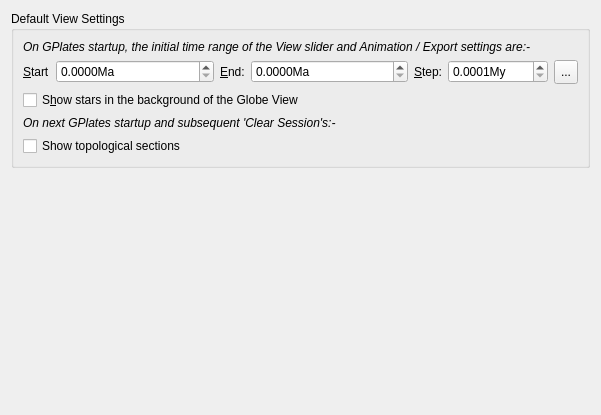
Old version of the form src/qt-widgets/PreferencesPaneViewUi.ui in the repository GPlates/GPlates.
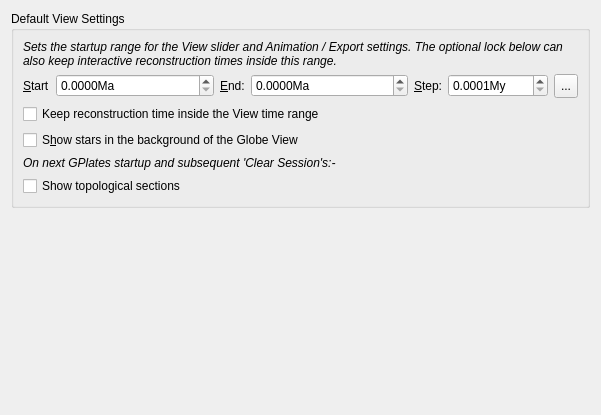
New version of the form. Icons and pictures are not drawn.

Commit message: Add project timestamp navigation and optional view lock

What changed in the file:
```diff
--- a/src/qt-widgets/PreferencesPaneViewUi.ui
+++ b/src/qt-widgets/PreferencesPaneViewUi.ui
@@ -28,7 +28,7 @@
          </font>
         </property>
         <property name="text">
-         <string>On GPlates startup, the initial time range of the View slider and Animation / Export settings are:-</string>
+         <string>Sets the startup range for the View slider and Animation / Export settings. The optional lock below can also keep interactive reconstruction times inside this range.</string>
         </property>
         <property name="wordWrap">
          <bool>true</bool>
@@ -161,6 +161,16 @@
         </item>
        </layout>
       </item>
+      <item>
+       <widget class="QCheckBox" name="checkbox_lock_view_time_to_range">
+        <property name="toolTip">
+         <string>Reject accidental View times outside the Start/End range and restore the last accepted value.</string>
+        </property>
+        <property name="text">
+         <string>Keep reconstruction time inside the View time range</string>
+        </property>
+       </widget>
+      </item>
       <item>
        <widget class="QCheckBox" name="checkbox_show_stars">
         <property name="text">
```
The commit also changes 19 other files.
